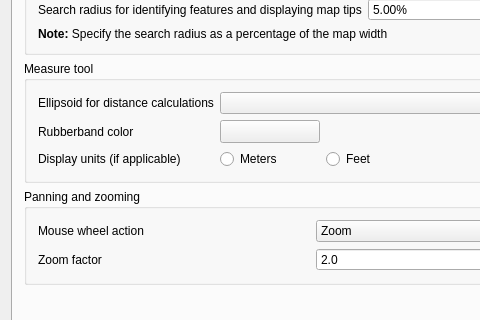
First picture: the form in qgis/src/ui/qgsoptionsbase.ui, repository sourcepole/qgis, before the edit; both pictures show x 0 to 480 and y 81 to 401 of the 625 by 540 pixel window.
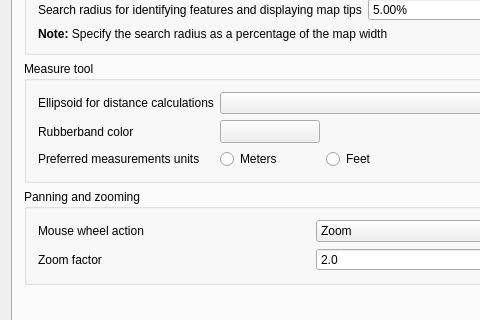
Second picture: the form after the edit. The open tabs and pages were chosen to show the change. Icons and pictures are not drawn. Custom widgets are drawn as their Qt base class.

Commit message: Changed text for clarity

```diff
--- a/qgis/src/ui/qgsoptionsbase.ui
+++ b/qgis/src/ui/qgsoptionsbase.ui
@@ -479,7 +479,7 @@
           <item row="2" column="0">
            <widget class="QLabel" name="textLabel1_8">
             <property name="text">
-             <string>Display units (if applicable)</string>
+             <string>Preferred measurements units</string>
             </property>
            </widget>
           </item>
```
